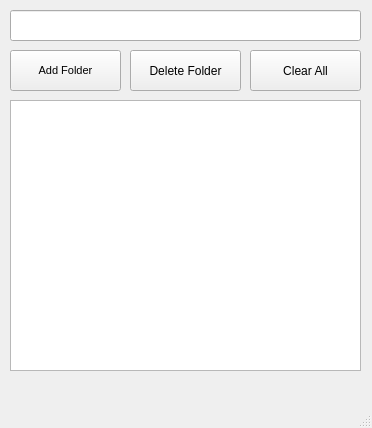
This is GUI/FolderList.ui in enosjeba/Auto-Folder-Create as Qt 5 draws it before an edit. The edited form follows.
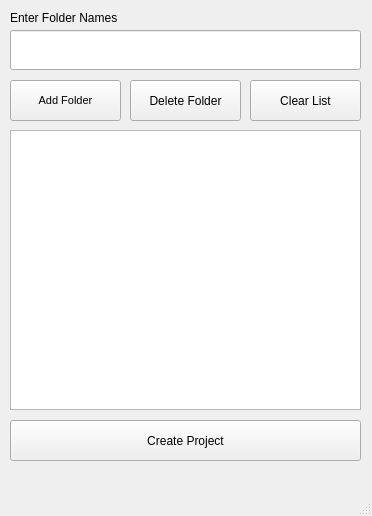
This is the edited form.

Commit message: Added Folder List

```diff
--- a/GUI/FolderList.ui
+++ b/GUI/FolderList.ui
@@ -7,7 +7,7 @@
     <x>0</x>
     <y>0</y>
     <width>372</width>
-    <height>428</height>
+    <height>516</height>
    </rect>
   </property>
   <property name="windowTitle">
@@ -18,9 +18,9 @@
     <property name="geometry">
      <rect>
       <x>10</x>
-      <y>10</y>
+      <y>30</y>
       <width>351</width>
-      <height>31</height>
+      <height>40</height>
      </rect>
     </property>
    </widget>
@@ -28,20 +28,20 @@
     <property name="geometry">
      <rect>
       <x>250</x>
-      <y>50</y>
+      <y>80</y>
       <width>111</width>
       <height>41</height>
      </rect>
     </property>
     <property name="text">
-     <string>Clear All</string>
+     <string>Clear List</string>
     </property>
    </widget>
    <widget class="QPushButton" name="pushButton_2">
     <property name="geometry">
      <rect>
       <x>130</x>
-      <y>50</y>
+      <y>80</y>
       <width>111</width>
       <height>41</height>
      </rect>
@@ -54,7 +54,7 @@
     <property name="geometry">
      <rect>
       <x>10</x>
-      <y>50</y>
+      <y>80</y>
       <width>111</width>
       <height>41</height>
      </rect>
@@ -72,12 +72,44 @@
     <property name="geometry">
      <rect>
       <x>10</x>
-      <y>100</y>
+      <y>130</y>
       <width>351</width>
-      <height>271</height>
+      <height>280</height>
      </rect>
     </property>
    </widget>
+   <widget class="QPushButton" name="submit_pushButton">
+    <property name="geometry">
+     <rect>
+      <x>10</x>
+      <y>420</y>
+      <width>351</width>
+      <height>41</height>
+     </rect>
+    </property>
+    <property name="text">
+     <string>Create Project</string>
+    </property>
+   </widget>
+   <widget class="QLabel" name="label">
+    <property name="geometry">
+     <rect>
+      <x>10</x>
+      <y>10</y>
+      <width>131</width>
+      <height>16</height>
+     </rect>
+    </property>
+    <property name="font">
+     <font>
+      <weight>50</weight>
+      <bold>false</bold>
+     </font>
+    </property>
+    <property name="text">
+     <string>Enter Folder Names</string>
+    </property>
+   </widget>
   </widget>
   <widget class="QMenuBar" name="menubar">
    <property name="geometry">
```
Left out of the diff: 10 changed lines with no effect on the pictures. The commit also changes 3 other files.
